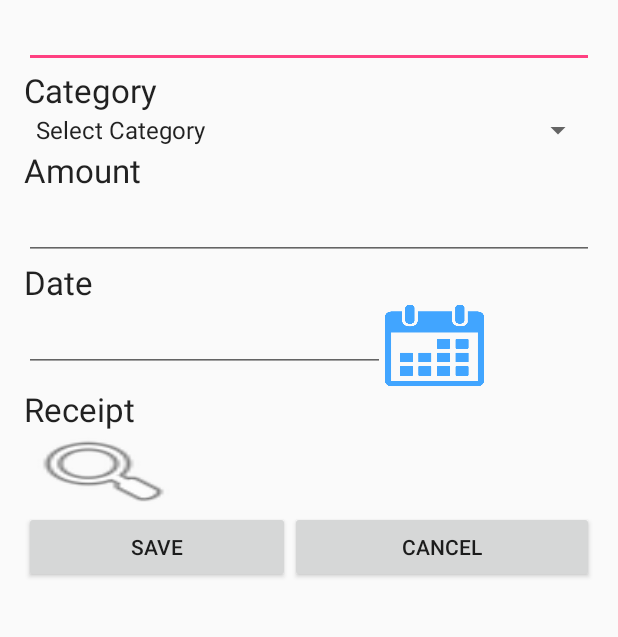
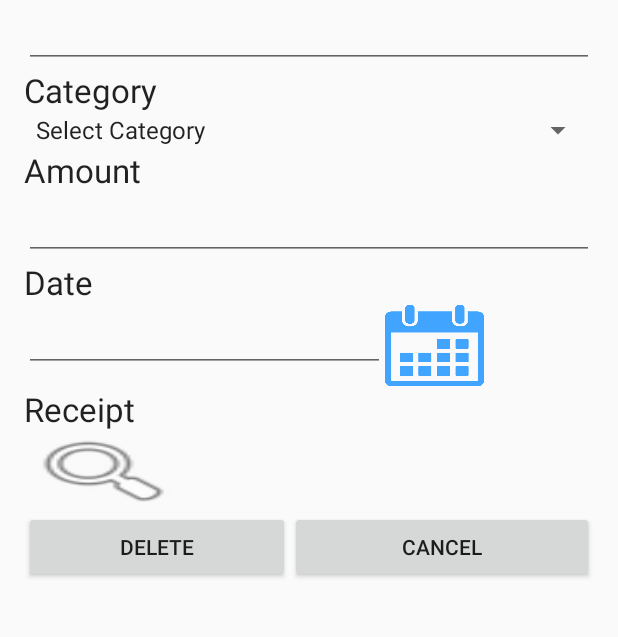
Before and after one commit to shanbutler/ITCS4180HW, an Android app: the DeleteExpense screen opened directly, with no data from a screen before it, on a phone screen of 412 x 824 dp, the part 140-777 px from its top. Run offline under Robolectric (Android 15) with nearby library versions, the phone set to English and light mode, and no system bars.

Commit message:
fixed things, implementing parcelable for delete/edits

```diff
--- a/ExpenseApp/app/src/main/java/com/example/shan/expenseapp/DeleteExpense.java
+++ b/ExpenseApp/app/src/main/java/com/example/shan/expenseapp/DeleteExpense.java
@@ -24,7 +24,7 @@ import java.util.ArrayList;
  * Akhil Ramlakan
  */
 
-public class DeleteExpense extends EditExpense {
+public class DeleteExpense extends AppCompatActivity {
     Button deleteButton;
     Button cancelButton;
     Button selectExpense;
@@ -43,9 +43,9 @@ public class DeleteExpense extends EditExpense {
     @Override
     protected void onCreate(Bundle savedInstanceState) {
         super.onCreate(savedInstanceState);
-        setContentView(R.layout.activity_edit_expense);
+        setContentView(R.layout.activity_delete_expense);
 
-        deleteButton = (Button) findViewById(R.id.deleteButton);
+        deleteButton = (Button) findViewById(R.id.deleteButtonD);
         cancelButton = (Button) findViewById(R.id.cancelButton);
         selectExpense = (Button) findViewById(R.id.selectExpButton);
         main = new Intent(DeleteExpense.this, MainActivity.class);
@@ -72,12 +72,12 @@ public class DeleteExpense extends EditExpense {
             }
 
         }
+
         selectExpense.setOnClickListener(new View.OnClickListener() {
             @Override
             public void onClick(View v) {
 
                 if (expNames != null) {
-
 
                     new AlertDialog.Builder(DeleteExpense.this)
                             .setTitle("Expenses")
--- a/ExpenseApp/app/src/main/java/com/example/shan/expenseapp/EditExpense.java
+++ b/ExpenseApp/app/src/main/java/com/example/shan/expenseapp/EditExpense.java
@@ -74,7 +74,6 @@ public class EditExpense extends AppCompatActivity {
 
                 if (expNames != null) {
 
-
                     new AlertDialog.Builder(EditExpense.this)
                             .setTitle("Expenses")
                             .setItems(expNames, new DialogInterface.OnClickListener() {
--- a/ExpenseApp/app/src/main/java/com/example/shan/expenseapp/Expense.java
+++ b/ExpenseApp/app/src/main/java/com/example/shan/expenseapp/Expense.java
@@ -12,7 +12,7 @@ import java.util.Date;
  * Shannon Butler
  * Akhil Ramlakan
  */
-public class Expense implements Parcelable{
+public class Expense implements Parcelable {
 
     public String name;
     public String category;
@@ -35,9 +35,9 @@ public class Expense implements Parcelable{
         String str = name + " " + category;
         return str;
     }
+
     public Expense(Parcel in){
         readFromParcel(in);
-
     }
 
     public static Parcelable.Creator CREATOR = new Parcelable.Creator(){
@@ -50,7 +50,6 @@ public class Expense implements Parcelable{
 
     };
 
-
     @Override
     public int describeContents() {
         return 0;
@@ -58,23 +57,20 @@ public class Expense implements Parcelable{
 
     public void readFromParcel(Parcel in)
     {
-        name = in.readString();
-        category = in.readString();
-        amount = in.readDouble();
-        date = in.readString();
+        this.name = in.readString();
+        this.category = in.readString();
+        this.amount = in.readDouble();
+        this.date = in.readString();
         //String u = uri.toString();
         //u = in.readString();
     }
 
     @Override
     public void writeToParcel(Parcel dest, int flags) {
-
         dest.writeString(name);
         dest.writeString(category);
         dest.writeDouble(amount);
         dest.writeString(date);
         //dest.writeString(String.valueOf(uri));
-
-
     }
 }
--- a/ExpenseApp/app/src/main/java/com/example/shan/expenseapp/MainActivity.java
+++ b/ExpenseApp/app/src/main/java/com/example/shan/expenseapp/MainActivity.java
@@ -28,7 +28,7 @@ public class MainActivity extends AppCompatActivity {
     Button showExpButton;
     Button finishButton;
     //Intent in;
-    static ArrayList<Expense> expObjList = new ArrayList<Expense>();
+    ArrayList<Expense> expObjList = new ArrayList<Expense>();
     Expense exp;
     Expense saveExp;
     int position;
@@ -58,8 +58,12 @@ public class MainActivity extends AppCompatActivity {
 
         // retrieve expenses
         if(getIntent().getExtras() != null){
-            exp = getIntent().getExtras().getParcelable("NEW_EXPENSE");
-            expObjList.add(exp);
+            if (getIntent().getExtras().getParcelable("NEW_EXPENSE") != null) {
+                Log.d("debug", getIntent().getType());
+                exp = getIntent().getExtras().getParcelable("NEW_EXPENSE");
+                expObjList.add(exp);
+            }
+
             // overwrite old expense with changes:
             // this breaks everything
                // saveExp = getIntent().getExtras().getParcelable("SAVE_EXPENSE");
@@ -68,7 +72,6 @@ public class MainActivity extends AppCompatActivity {
 
             Log.d("demo", "received expense");
         }
-
 
         addExpButton.setOnClickListener(new View.OnClickListener() {
             @Override
@@ -79,7 +82,7 @@ public class MainActivity extends AppCompatActivity {
         editExpButton.setOnClickListener(new View.OnClickListener() {
             @Override
             public void onClick(View v) {
-                if(expObjList != null){
+                if(expObjList.size() > 0){
                     editIntent.putExtra("EXPENSES_LIST", expObjList);
                     startActivity(editIntent);
                 }
@@ -90,16 +93,31 @@ public class MainActivity extends AppCompatActivity {
 
             }
         });
+
         deleteExpButton.setOnClickListener(new View.OnClickListener() {
             @Override
             public void onClick(View v) {
-                startActivity(deleteIntent);
+                if(expObjList.size() > 0){
+                    showIntent.putExtra("EXPENSES_LIST", expObjList);
+                    startActivity(deleteIntent);
+                }
+                else{
+                    // error, no expense
+                    Toast.makeText(MainActivity.this, "No expenses", Toast.LENGTH_SHORT).show();
+                }
             }
         });
         showExpButton.setOnClickListener(new View.OnClickListener() {
             @Override
             public void onClick(View v) {
-                startActivity(showIntent);
+                if(expObjList.size() > 0){
+                    showIntent.putExtra("EXPENSES_LIST", expObjList);
+                    startActivity(showIntent);
+                }
+                else{
+                    // error, no expense
+                    Toast.makeText(MainActivity.this, "No expenses", Toast.LENGTH_SHORT).show();
+                }
             }
         });
         finishButton.setOnClickListener(new View.OnClickListener() {
@@ -108,8 +126,6 @@ public class MainActivity extends AppCompatActivity {
                 startActivity(finish);
             }
         });
-
-
     }
 // this don't work
     public static void addPicToGallery(Context context, String photoPath) {
--- a/ExpenseApp/app/src/main/java/com/example/shan/expenseapp/ShowExpenses.java
+++ b/ExpenseApp/app/src/main/java/com/example/shan/expenseapp/ShowExpenses.java
@@ -41,7 +41,6 @@ public class ShowExpenses extends AppCompatActivity {
         showAmount = (TextView) findViewById(R.id.showAmountView);
         showDate = (TextView) findViewById(R.id.showDateView);
 
-
         firstButton.setOnClickListener(new View.OnClickListener() {
             @Override
             public void onClick(View v) {
--- a/ExpenseApp/app/src/main/res/layout/activity_delete_expense.xml
+++ b/ExpenseApp/app/src/main/res/layout/activity_delete_expense.xml
@@ -10,7 +10,120 @@
     tools:context="com.example.shan.expenseapp.MainActivity"
     android:orientation="vertical">
 
+    <Button
+        android:layout_width="249dp"
+        android:layout_height="wrap_content"
+        android:layout_gravity="center_horizontal"
+        android:padding="10dp"
+        android:id="@+id/selectExpButton"
+        android:text="@string/selExpenseText" />
 
+    <TextView
+        android:layout_width="wrap_content"
+        android:layout_height="wrap_content"
+        android:textAppearance="?android:attr/textAppearanceLarge"
+        android:text="@string/expName"
+        android:id="@+id/textView" />
+
+    <EditText
+        android:layout_width="match_parent"
+        android:layout_height="wrap_content"
+        android:id="@+id/expNameText"
+        android:clickable="false"
+        android:cursorVisible="false"
+        android:focusable="false"
+        android:focusableInTouchMode="false"/>
+
+    <TextView
+        android:layout_width="wrap_content"
+        android:layout_height="wrap_content"
+        android:textAppearance="?android:attr/textAppearanceLarge"
+        android:text="@string/category"
+        android:id="@+id/textView2" />
+
+    <Spinner
+        android:layout_width="match_parent"
+        android:layout_height="wrap_content"
+        android:id="@+id/spinner"
+        />
+
+    <TextView
+        android:layout_width="wrap_content"
+        android:layout_height="wrap_content"
+        android:textAppearance="?android:attr/textAppearanceLarge"
+        android:text="@string/amountText"
+        android:id="@+id/textView3" />
+
+    <EditText
+        android:layout_width="match_parent"
+        android:layout_height="wrap_content"
+        android:inputType="numberDecimal"
+        android:id="@+id/expAmountText"
+        android:clickable="false"
+        android:cursorVisible="false"
+        android:focusable="false"
+        android:focusableInTouchMode="false"/>
+
+    <TextView
+        android:layout_width="wrap_content"
+        android:layout_height="wrap_content"
+        android:textAppearance="?android:attr/textAppearanceLarge"
+        android:text="@string/dateText"
+        android:id="@+id/textView4" />
+
+    <LinearLayout
+        android:layout_width="match_parent"
+        android:layout_height="wrap_content"
+        android:weightSum="1">
+
+        <EditText
+            android:layout_width="wrap_content"
+            android:layout_height="wrap_content"
+            android:layout_weight=".75"
+            android:inputType="date"
+            android:id="@+id/dateView"
+            android:clickable="false"
+            android:cursorVisible="false"
+            android:focusable="false"
+            android:focusableInTouchMode="false"/>
+
+        <ImageButton
+            android:layout_width="66dp"
+            android:layout_height="55dp"
+            android:background="@drawable/calendar_icon"
+            android:id="@+id/calendarButton"/>
+
+    </LinearLayout>
+
+    <TextView
+        android:layout_width="wrap_content"
+        android:layout_height="wrap_content"
+        android:textAppearance="?android:attr/textAppearanceLarge"
+        android:text="@string/receipt"
+        android:id="@+id/textView5" />
+
+    <ImageButton
+        android:layout_width="106dp"
+        android:layout_height="53dp"
+        android:id="@+id/receiptButton"
+        android:background="@android:drawable/ic_menu_search" />
+
+    <LinearLayout
+        android:layout_width="match_parent"
+        android:layout_height="wrap_content">
+        <Button
+            android:layout_width="177dp"
+            android:layout_height="wrap_content"
+            android:text="@string/deleteText"
+            android:id="@+id/deleteButtonD" />
+
+        <Button
+            android:layout_width="match_parent"
+            android:layout_height="wrap_content"
+            android:id="@+id/cancelButton"
+            android:text="@string/cancelText" />
+
+    </LinearLayout>
 
 
 
--- a/ExpenseApp/app/src/main/res/layout/activity_show_expenses.xml
+++ b/ExpenseApp/app/src/main/res/layout/activity_show_expenses.xml
@@ -153,7 +153,7 @@
             android:layout_width="wrap_content"
             android:layout_height="wrap_content"
             android:text="@string/finishText"
-            android:id="@+id/button"
+            android:id="@+id/finishButton"
             android:layout_weight="0.5" />
 
         <ImageButton
--- a/ExpenseApp/app/src/main/res/values/strings.xml
+++ b/ExpenseApp/app/src/main/res/values/strings.xml
@@ -19,6 +19,10 @@
     <string name="selExpenseText">Select Expense</string>
     <string name="saveText">Save</string>
     <string name="cancelText">Cancel</string>
+    <string name="receiptT">Receipt</string>
+    <string name="name">Name</string>
+    <string name="expenseDetails">Expense Details</string>
+    <string name="deleteText">Delete</string>
 
     // spinner array; drop down for categories of expenses
     <string-array name="expense_categories">
```
Also changed, not shown: ExpenseApp/app/src/main/java/com/example/shan/expenseapp/AddExpense.java (+2 -5 lines).
